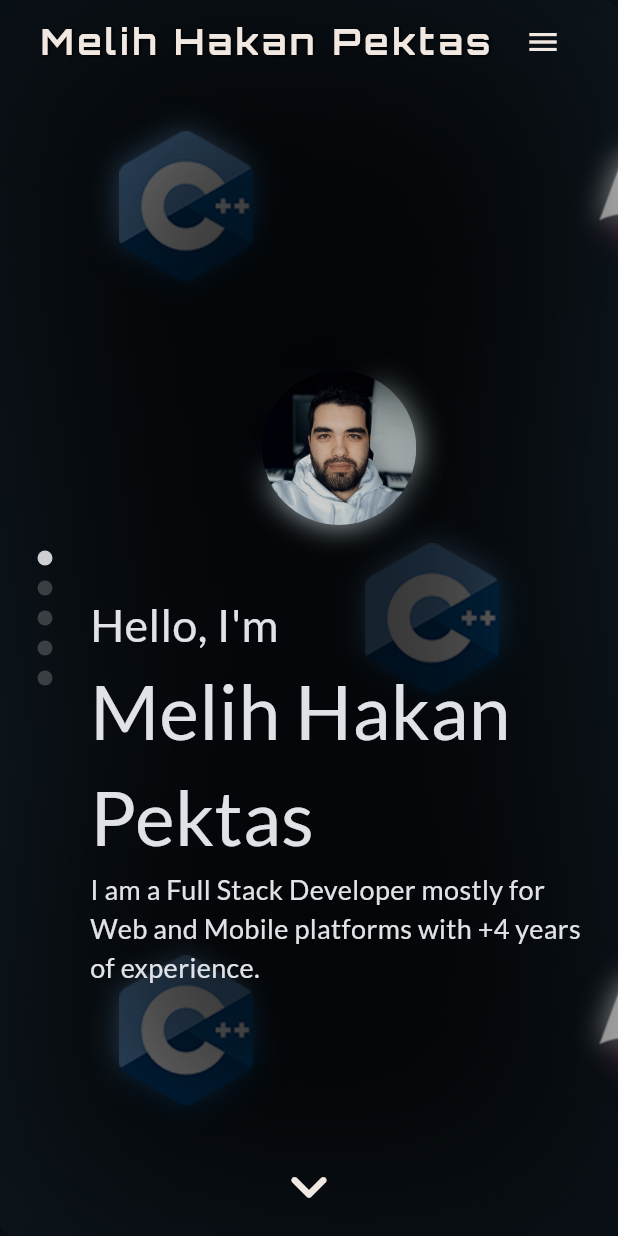
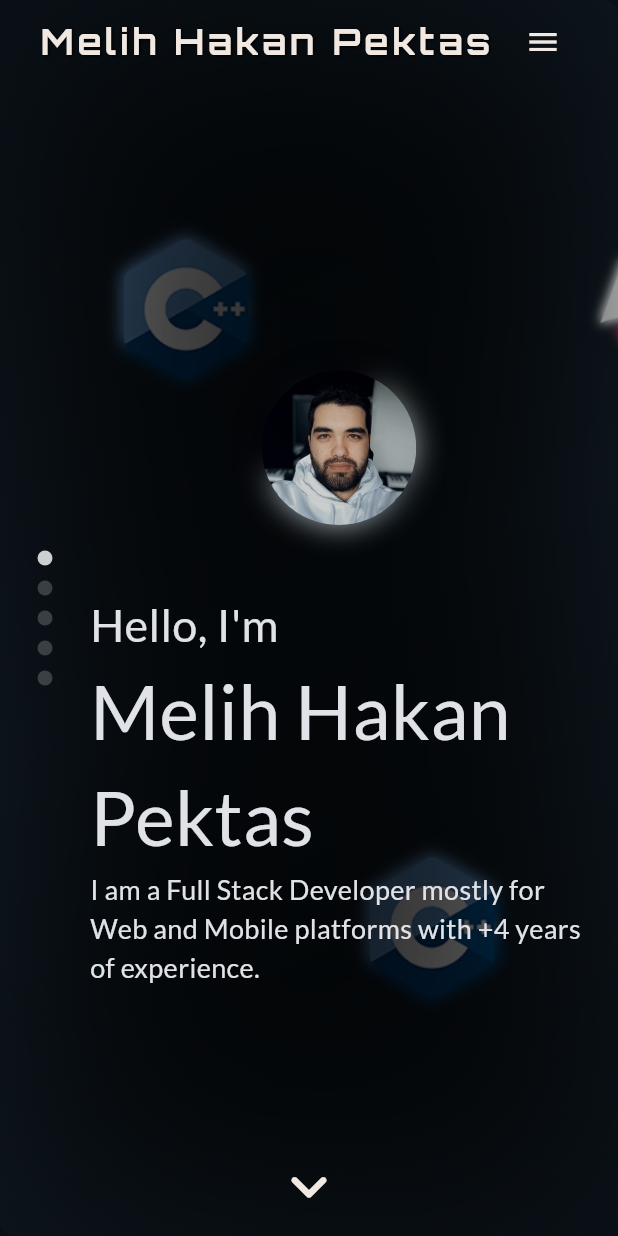
Before and after one commit to melihhakanpektas/cv, a Flutter app: the screen it shows after launch, on a phone screen of 412 x 824 dp. Run offline on Flutter 3.47's test engine with Material 3 defaults, Android fonts, the phone set to English and light mode, and no system bars; our stand-ins replace google_fonts, material_design_icons_flutter.

Commit message:
background update

```diff
--- a/lib/features/home/animated_background.dart
+++ b/lib/features/home/animated_background.dart
@@ -33,7 +33,7 @@ class _AnimatedBackgroundState extends State<AnimatedBackground>
     'assets/images/background_images/css_0.png',
     'assets/images/background_images/js_0.png',
   ];
-  final List<List<String>> pngLists = [];
+  List<List<String>> pngLists = [];
   int repeatIndex = 0;
 
   @override
@@ -59,10 +59,6 @@ class _AnimatedBackgroundState extends State<AnimatedBackground>
     _controller
       ..addListener(listener)
       ..forward();
-    pngLists
-      ..add(List<String>.from(pngs)..shuffle())
-      ..add(List<String>.from(pngs)..shuffle())
-      ..add(List<String>.from(pngs)..shuffle());
   }
 
   @override
@@ -81,9 +77,15 @@ class _AnimatedBackgroundState extends State<AnimatedBackground>
 
   @override
   Widget build(BuildContext context) {
+    final size = MediaQuery.of(context).size;
+    const rowMinHeight = 300.0;
+    final rowCount = size.height ~/ rowMinHeight;
+    if (pngLists.isEmpty || pngLists.length != rowCount) {
+      pngLists = List.generate(rowCount, (index) => List<String>.from(pngs)..shuffle());
+    }
     return Column(
       children: [
-        for (int i = 0; i < 3; i++)
+        for (int i = 0; i < rowCount; i++)
           AnimatedBuilder(
             animation: _animation,
             builder: (context, child) {
--- a/lib/features/home/animated_row.dart
+++ b/lib/features/home/animated_row.dart
@@ -1,5 +1,4 @@
 import 'package:flutter/material.dart';
-import 'package:melihhakanpektas/shared/neon_widget.dart';
 
 class AnimatedRow extends StatelessWidget {
   const AnimatedRow({
@@ -21,7 +20,7 @@ class AnimatedRow extends StatelessWidget {
       newPngs = newPngs.reversed.toList();
     }
     const pngWidth = 400.0;
-    const pngHeight = 200.0;
+    const pngHeight = 250;
     const padding = 50.0;
     final pngCountOnScreen = (MediaQuery.of(context).size.width ~/ pngWidth) + 2;
     return OverflowBox(
@@ -37,8 +36,7 @@ class AnimatedRow extends StatelessWidget {
             for (int i = 0; i < pngCountOnScreen; i++)
               Container(
                 width: pngWidth,
-                padding: const EdgeInsets.all(padding),
-                child: Neon(
+                padding: const EdgeInsets.symmetric(horizontal: padding),
                 child: Image.asset(
                   ltr
                       ? newPngs[(i + repeatIndex) % newPngs.length]
@@ -48,7 +46,6 @@ class AnimatedRow extends StatelessWidget {
                   fit: BoxFit.contain,
                 ),
               ),
-              ),
           ],
         ),
       ),
```
Also changed, not shown: assets/images/background_images/android_studio_1.png, assets/images/background_images/app_store_0.png, assets/images/background_images/astro_0.png, assets/images/background_images/blender_0.png, assets/images/background_images/c++_0.png, assets/images/background_images/css_0.png, assets/images/background_images/dart_0.png, assets/images/background_images/firebase_0.png, assets/images/background_images/flutter_0.png, assets/images/background_images/google_play_store_0.png, assets/images/background_images/html_0.png, assets/images/background_images/js_0.png, assets/images/background_images/kotlin_0.png, assets/images/background_images/node_js_0.png, 4 more files. Lines whose indentation alone changed are shown as unchanged.
